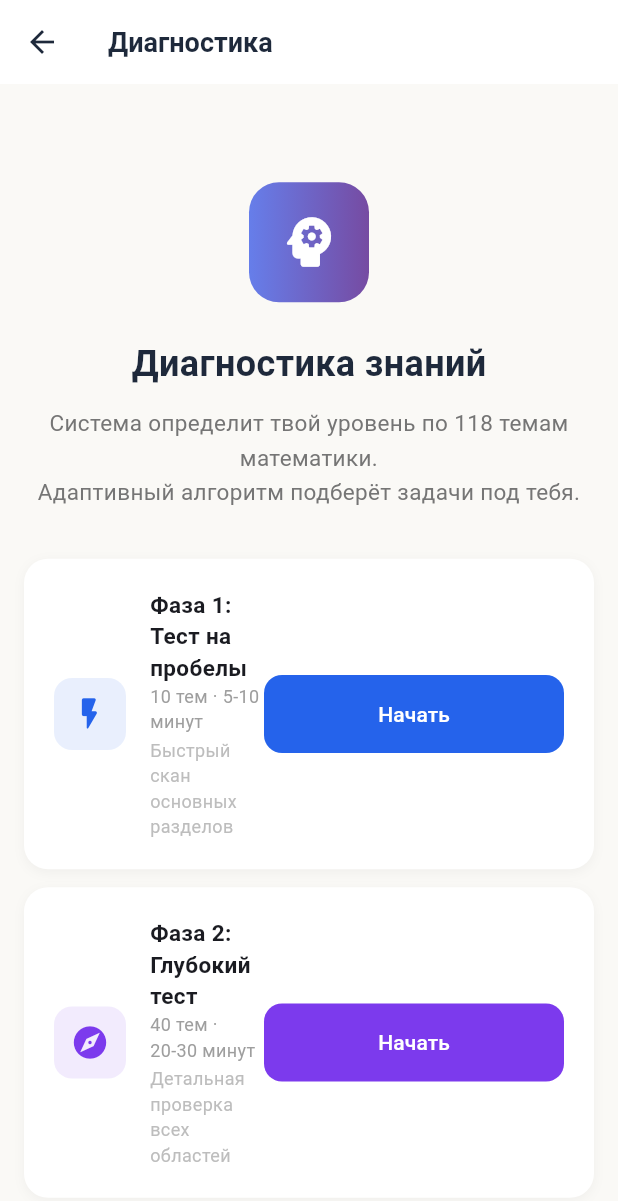
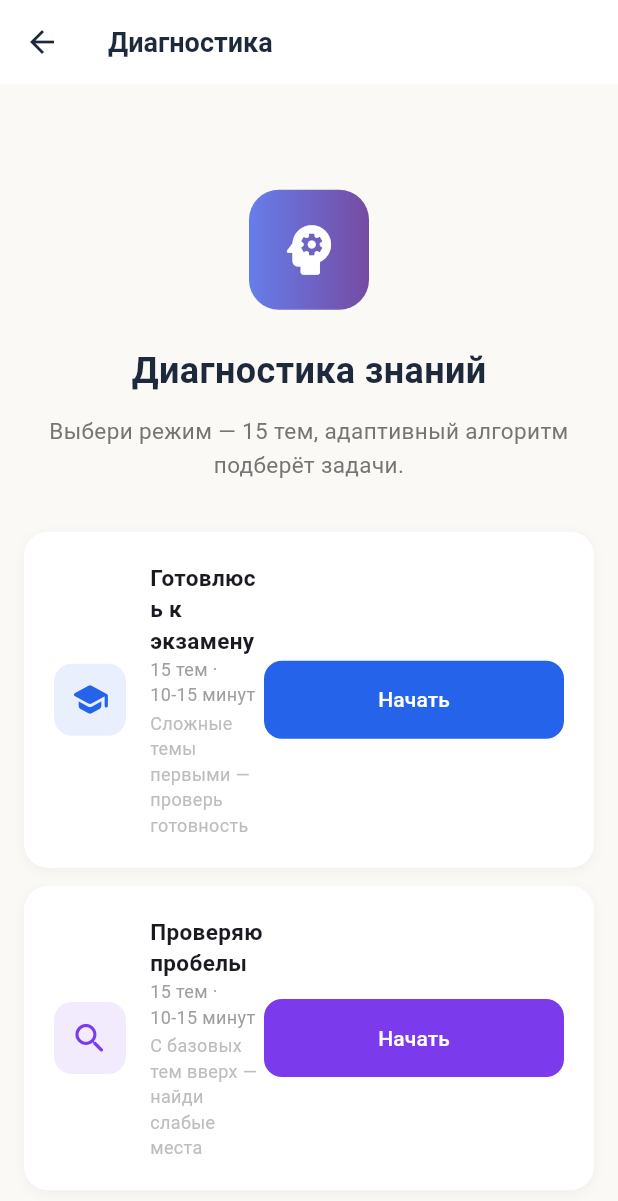
Before and after one commit to powert1p/kodi-nis-web, a Flutter app: the DiagnosticPage screen opened by its route, on a phone screen of 412 x 824 dp. Shown: the top 1201 px of the screen. Run offline on Flutter 3.47's test engine with Material 3 defaults, Android fonts, the phone set to English and light mode, and no system bars; our stand-ins replace equatable, flutter_bloc, shared_preferences; missing offline and left inert: dart:html; accounts and stored records are empty.

Commit message:
feat: diagnostic mode selection UI (exam/gaps)
- Replace phase 1/2 cards with exam/gaps mode cards
- Update API client: startDiagnostic(mode:) instead of phase
- 15 topics for both modes

```diff
--- a/apps/kodi_web/lib/features/diagnostic/pages/diagnostic_page.dart
+++ b/apps/kodi_web/lib/features/diagnostic/pages/diagnostic_page.dart
@@ -33,6 +33,7 @@ class _DiagnosticPageState extends State<DiagnosticPage> {
   int _topicsTested = 0;
   int _maxTopics = 10;
   int _correctCount = 0;
+  String _mode = 'exam';
 
   // Timer
   late Stopwatch _stopwatch;
@@ -61,18 +62,19 @@ class _DiagnosticPageState extends State<DiagnosticPage> {
     setState(() => _loading = false);
   }
 
-  Future<void> _startDiagnostic(int phase) async {
+  Future<void> _startDiagnostic(String mode) async {
     setState(() {
       _loading = true;
       _error = null;
-      _phase = phase;
+      _phase = 1;
       _started = true;
       _finished = false;
       _correctCount = 0;
       _results = null;
+      _mode = mode;
     });
     try {
-      final q = await _api.startDiagnostic(phase: phase);
+      final q = await _api.startDiagnostic(mode: mode);
       _handleQuestion(q);
     } catch (e) {
       setState(() {
@@ -182,7 +184,7 @@ class _DiagnosticPageState extends State<DiagnosticPage> {
                   color: const Color(0xFFEFF6FF),
                   borderRadius: BorderRadius.circular(20)),
               child: Text(
-                'Фаза $_phase · $_topicsTested/$_maxTopics',
+                '$_topicsTested/$_maxTopics тем',
                 style: const TextStyle(
                     color: Color(0xFF2563EB),
                     fontSize: 12,
@@ -248,31 +250,28 @@ class _DiagnosticPageState extends State<DiagnosticPage> {
               color: Color(0xFF1E293B))),
       const SizedBox(height: 12),
       Text(
-        'Система определит твой уровень по 118 темам математики.\n'
-        'Адаптивный алгоритм подберёт задачи под тебя.',
+        'Выбери режим — 15 тем, адаптивный алгоритм подберёт задачи.',
         style: TextStyle(
             fontSize: 15, color: Colors.grey[600], height: 1.5),
         textAlign: TextAlign.center,
       ),
       const SizedBox(height: 32),
-      _PhaseCard(
-        phase: 1,
-        title: 'Фаза 1: Тест на пробелы',
-        subtitle: '10 тем · 5-10 минут',
-        description: 'Быстрый скан основных разделов',
-        icon: Icons.flash_on_rounded,
+      _ModeCard(
+        title: 'Готовлюсь к экзамену',
+        subtitle: '15 тем · 10-15 минут',
+        description: 'Сложные темы первыми — проверь готовность',
+        icon: Icons.school_rounded,
         color: const Color(0xFF2563EB),
-        onStart: () => _startDiagnostic(1),
+        onStart: () => _startDiagnostic('exam'),
       ),
       const SizedBox(height: 12),
-      _PhaseCard(
-        phase: 2,
-        title: 'Фаза 2: Глубокий тест',
-        subtitle: '40 тем · 20-30 минут',
-        description: 'Детальная проверка всех областей',
-        icon: Icons.explore_rounded,
+      _ModeCard(
+        title: 'Проверяю пробелы',
+        subtitle: '15 тем · 10-15 минут',
+        description: 'С базовых тем вверх — найди слабые места',
+        icon: Icons.search_rounded,
         color: const Color(0xFF7C3AED),
-        onStart: () => _startDiagnostic(2),
+        onStart: () => _startDiagnostic('gaps'),
       ),
     ]);
   }
@@ -581,20 +580,7 @@ class _DiagnosticPageState extends State<DiagnosticPage> {
               backgroundColor: const Color(0xFF2563EB)),
         ),
       ),
-      if (_phase == 1) ...[
-        const SizedBox(height: 12),
-        SizedBox(
-          width: double.infinity,
-          child: OutlinedButton.icon(
-            onPressed: () => _startDiagnostic(2),
-            icon: const Icon(Icons.explore_rounded),
-            label: const Text('Начать Фазу 2',
-                style: TextStyle(fontSize: 16)),
-            style: OutlinedButton.styleFrom(
-                minimumSize: const Size(0, 52)),
-          ),
-        ),
-      ],
+
     ]);
   }
 
@@ -614,9 +600,8 @@ class _DiagnosticPageState extends State<DiagnosticPage> {
 }
 
 // ── Phase card ──────────────────────────────────────────────
-class _PhaseCard extends StatelessWidget {
-  const _PhaseCard({
-    required this.phase,
+class _ModeCard extends StatelessWidget {
+  const _ModeCard({
     required this.title,
     required this.subtitle,
     required this.description,
@@ -625,7 +610,6 @@ class _PhaseCard extends StatelessWidget {
     required this.onStart,
   });
 
-  final int phase;
   final String title, subtitle, description;
   final IconData icon;
   final Color color;
--- a/packages/kodi_core/lib/api/nis_api.dart
+++ b/packages/kodi_core/lib/api/nis_api.dart
@@ -115,8 +115,8 @@ class NisApiClient {
 
   // ── Diagnostic ──────────────────────────────────────────────
 
-  Future<Map<String, dynamic>> startDiagnostic({int phase = 1}) async {
-    return await _post('/api/diagnostic/start', {'phase': phase});
+  Future<Map<String, dynamic>> startDiagnostic({String mode = 'exam'}) async {
+    return await _post('/api/diagnostic/start', {'mode': mode});
   }
 
   Future<Map<String, dynamic>> getDiagnosticQuestion() async {
```
